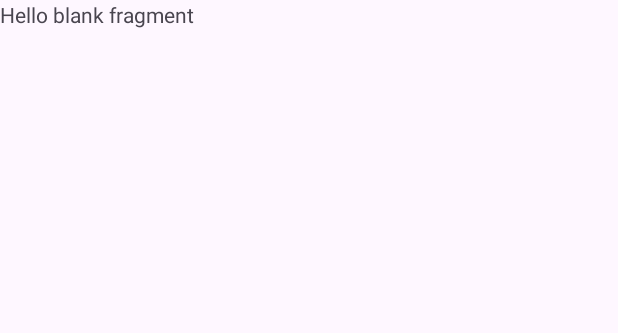
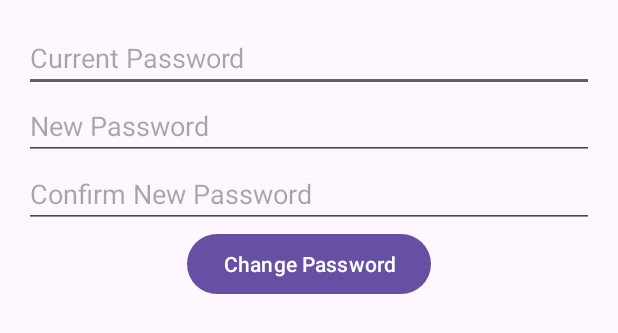
Before and after one commit to htilssu/OggySocial, an Android app: the layout fragment_change_password.xml on its own in the app's theme, with its tools: preview values and no code run, on a phone screen of 412 x 824 dp. Shown: the top 333 px of the screen. Run offline under Robolectric (Android 15) with nearby library versions, the phone set to English and light mode, and no system bars.

Commit message:
Chuc nang doi mat khau

```diff
--- a/app/src/main/res/layout/fragment_change_password.xml
+++ b/app/src/main/res/layout/fragment_change_password.xml
@@ -5,10 +5,38 @@
     android:layout_height="match_parent"
     tools:context=".fragments.authentication.ChangePasswordFragment">
 
-    <!-- TODO: Update blank fragment layout -->
-    <TextView
+    <LinearLayout
         android:layout_width="match_parent"
         android:layout_height="match_parent"
-        android:text="@string/hello_blank_fragment" />
+        android:padding="16dp"
+        android:orientation="vertical">
 
+        <EditText
+            android:id="@+id/etCurrentPassword"
+            android:layout_width="match_parent"
+            android:layout_height="wrap_content"
+            android:hint="Current Password"
+            android:inputType="textPassword"/>
+
+        <EditText
+            android:id="@+id/etNewPassword"
+            android:layout_width="match_parent"
+            android:layout_height="wrap_content"
+            android:hint="New Password"
+            android:inputType="textPassword"/>
+
+        <EditText
+            android:id="@+id/etConfirmNewPassword"
+            android:layout_width="match_parent"
+            android:layout_height="wrap_content"
+            android:hint="Confirm New Password"
+            android:inputType="textPassword"/>
+
+        <Button
+            android:id="@+id/btnChangePassword"
+            android:layout_width="wrap_content"
+            android:layout_height="wrap_content"
+            android:text="Change Password"
+            android:layout_gravity="center_horizontal"/>
+    </LinearLayout>
 </FrameLayout>
```
Also changed, not shown: app/src/main/java/com/aesocial/aesocial/fragments/authentication/ChangePasswordFragment.java (+37 -47 lines).
